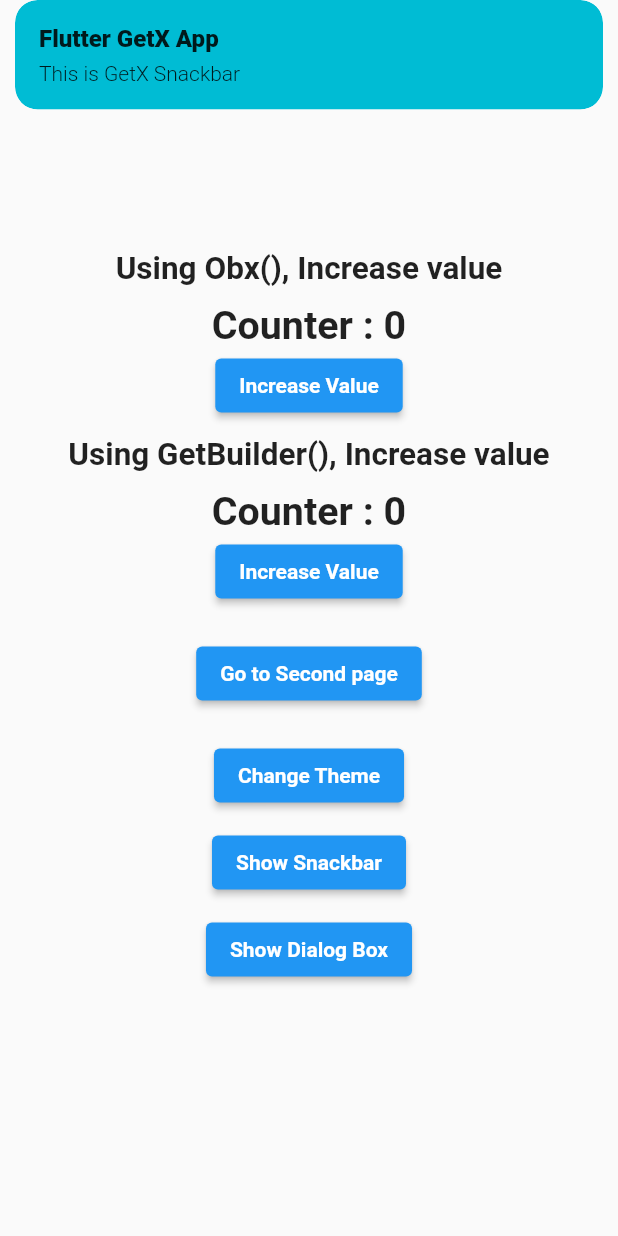
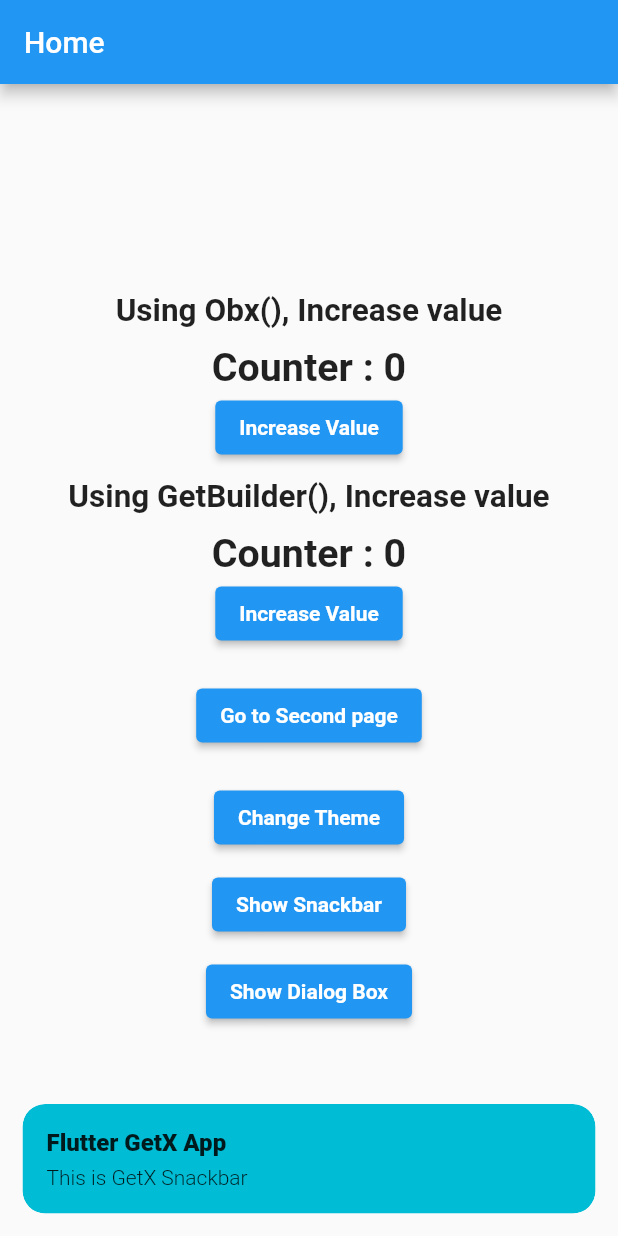
Before and after one commit to iramap/Flutter_GetX, a Flutter app: the screen it shows after launch, after a tap on "Show Snackbar", on a phone screen of 412 x 824 dp. Run offline on Flutter 3.47's test engine with Material 2 defaults, Android fonts, the phone set to English and light mode, and no system bars; our stand-ins replace get, velocity_x.

Commit message:
Second commit

```diff
--- a/lib/home_page.dart
+++ b/lib/home_page.dart
@@ -17,6 +17,9 @@ class HomePage extends StatelessWidget {
   Widget build(BuildContext context) {
     var mainController = Get.put(MainController());
     return Scaffold(
+      appBar: AppBar(
+        title: const Text("Home"),
+      ),
       body: Center(
         child: Column(
           mainAxisAlignment: MainAxisAlignment.center,
@@ -72,7 +75,9 @@ class HomePage extends StatelessWidget {
             ElevatedButton(
               onPressed: () {
                 Get.snackbar("Flutter GetX App", "This is GetX Snackbar",
-                    backgroundColor: Colors.cyan);
+                    backgroundColor: Colors.cyan,
+                    margin: const EdgeInsets.all(15),
+                    snackPosition: SnackPosition.BOTTOM);
               },
               child: "Show Snackbar".text.semiBold.make(),
             ),
@@ -80,8 +85,12 @@ class HomePage extends StatelessWidget {
             ElevatedButton(
               onPressed: () {
                 Get.defaultDialog(
-                    title: "Flutter GetX App",
-                    content: const Text("This is GetX Dialog box"));
+                  title: "Flutter GetX App",
+                  content: const Text("This is GetX Dialog box"),
+                  onCancel: () {
+                    Get.back();
+                  },
+                );
               },
               child: "Show Dialog Box".text.semiBold.make(),
             ),
--- a/lib/second_screen.dart
+++ b/lib/second_screen.dart
@@ -9,7 +9,7 @@ class SecondScreen extends StatelessWidget {
   @override
   Widget build(BuildContext context) {
     MainController mainController = Get.find();
-    // var mainControler = Get.find<MainControler>(); // another way to find already initialized controller.
+    // var mainController = Get.find<MainControler>(); // another way to find already initialized controller.
     return Scaffold(
       appBar: AppBar(
         title: const Text("Second Screen"),
```
